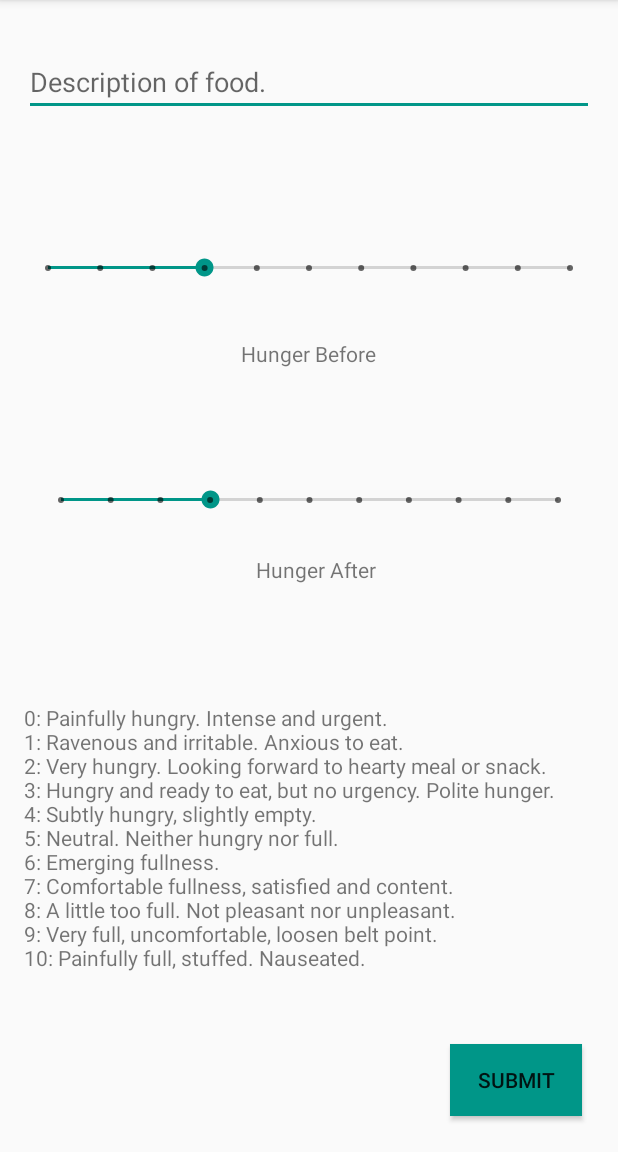
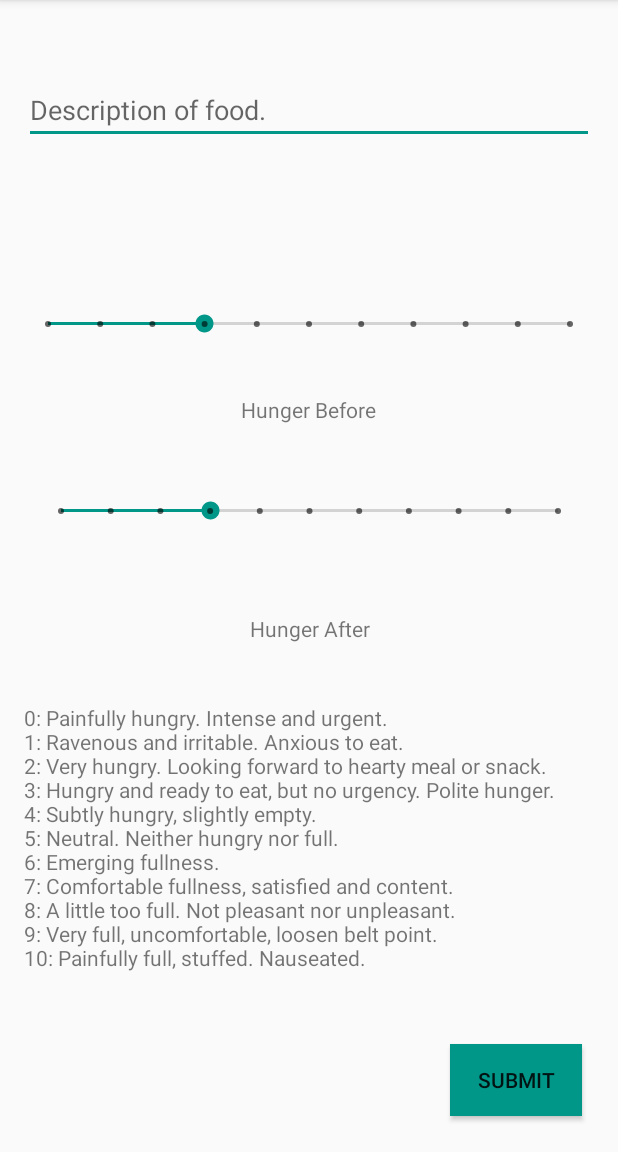
Before and after one commit to amanda-lambda/intuitive-eating-android-app, an Android app: the AddEntryActivity screen opened directly, with no data from a screen before it, on a phone screen of 412 x 824 dp, the part 84-1236 px from its top. Run offline under Robolectric (Android 15) with nearby library versions, the phone set to English and light mode, and no system bars.

Commit message:
form submit takes us back to main view

```diff
--- a/app/src/main/res/layout/activity_add_entry.xml
+++ b/app/src/main/res/layout/activity_add_entry.xml
@@ -16,12 +16,12 @@
         android:layout_marginLeft="16dp"
         android:layout_marginEnd="16dp"
         android:layout_marginRight="16dp"
-        android:layout_marginBottom="4dp"
+        android:layout_marginBottom="56dp"
         android:max="10"
         android:progress="3"
         app:layout_constraintBottom_toTopOf="@+id/textView"
         app:layout_constraintEnd_toEndOf="parent"
-        app:layout_constraintHorizontal_bias="0.0"
+        app:layout_constraintHorizontal_bias="1.0"
         app:layout_constraintStart_toStartOf="parent" />
 
     <EditText
@@ -64,9 +64,10 @@
         android:layout_marginTop="16dp"
         android:layout_marginEnd="16dp"
         android:layout_marginRight="16dp"
+        android:layout_marginBottom="32dp"
         android:max="10"
         android:progress="3"
-        app:layout_constraintBottom_toBottomOf="parent"
+        app:layout_constraintBottom_toTopOf="@+id/textView3"
         app:layout_constraintEnd_toEndOf="parent"
         app:layout_constraintStart_toStartOf="parent"
         app:layout_constraintTop_toBottomOf="@+id/textView"
@@ -74,17 +75,19 @@
 
     <TextView
         android:id="@+id/textView2"
-        android:layout_width="wrap_content"
-        android:layout_height="0dp"
+        android:layout_width="88dp"
+        android:layout_height="35dp"
         android:layout_marginStart="16dp"
         android:layout_marginLeft="16dp"
-        android:layout_marginBottom="32dp"
+        android:layout_marginTop="32dp"
+        android:layout_marginBottom="24dp"
         android:text="@string/help_slider2"
         app:layout_constraintBottom_toTopOf="@+id/textView3"
         app:layout_constraintEnd_toEndOf="parent"
         app:layout_constraintHorizontal_bias="0.489"
         app:layout_constraintStart_toStartOf="parent"
-        app:layout_constraintTop_toBottomOf="@+id/hungerAfter" />
+        app:layout_constraintTop_toBottomOf="@+id/hungerAfter"
+        app:layout_constraintVertical_bias="1.0" />
 
     <Button
         android:id="@+id/button"
@@ -95,6 +98,7 @@
         android:layout_marginBottom="24dp"
         android:background="@color/colorAccent"
         android:text="@string/help_button"
+        android:onClick="sendMessage"
         app:layout_constraintBottom_toBottomOf="parent"
         app:layout_constraintEnd_toEndOf="parent" />
 
```
Also changed, not shown: app/src/main/java/com/example/intuitiveeatingjournal/AddEntryActivity.java (+9 -3 lines), app/src/main/java/com/example/intuitiveeatingjournal/FragmentToday.java (+35 -8 lines).
